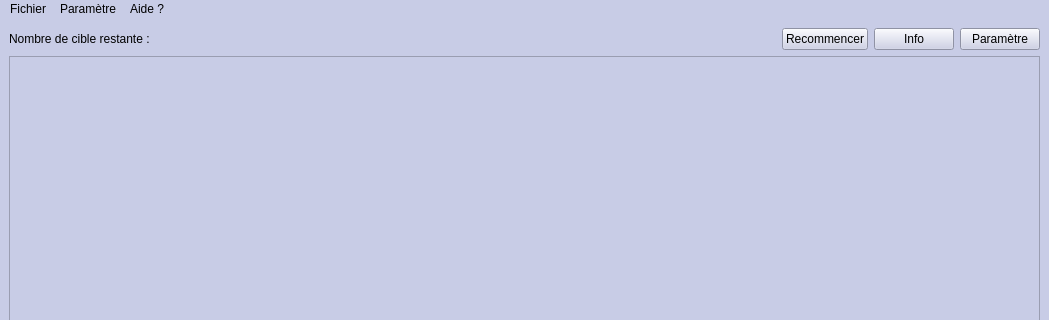
Above: HM40_projet_fitts_RENAUD_CHAUSSON/mainwindow.ui from Nellou90/HM40Fitts before the change; both pictures show x 0 to 1049 and y 0 to 320 of the 1049 by 600 pixel window. Below: the same form after it.
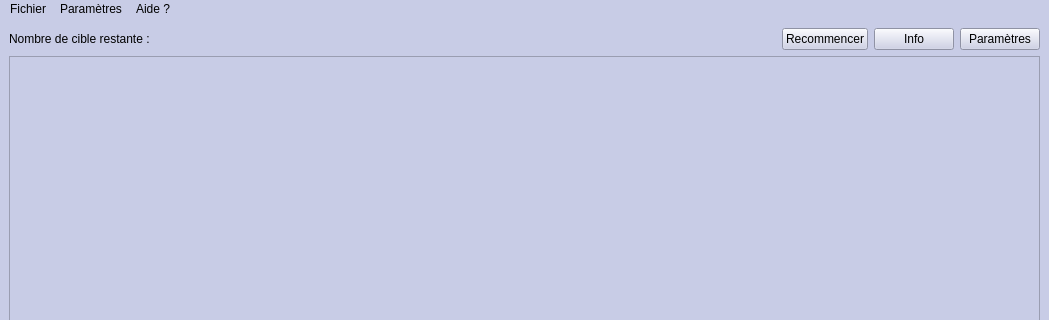
That is the form after the change.

```diff
--- a/HM40_projet_fitts_RENAUD_CHAUSSON/mainwindow.ui
+++ b/HM40_projet_fitts_RENAUD_CHAUSSON/mainwindow.ui
@@ -75,7 +75,7 @@
          </sizepolicy>
         </property>
         <property name="text">
-         <string>Paramètre</string>
+         <string>Paramètres</string>
         </property>
        </widget>
       </item>
@@ -142,7 +142,7 @@
    </widget>
    <widget class="QMenu" name="menuParam_tre">
     <property name="title">
-     <string>Paramètre</string>
+     <string>Paramètres</string>
     </property>
     <addaction name="actionParam_trage"/>
    </widget>
```
Left out of the diff: 11 changed lines with no effect on the pictures.
